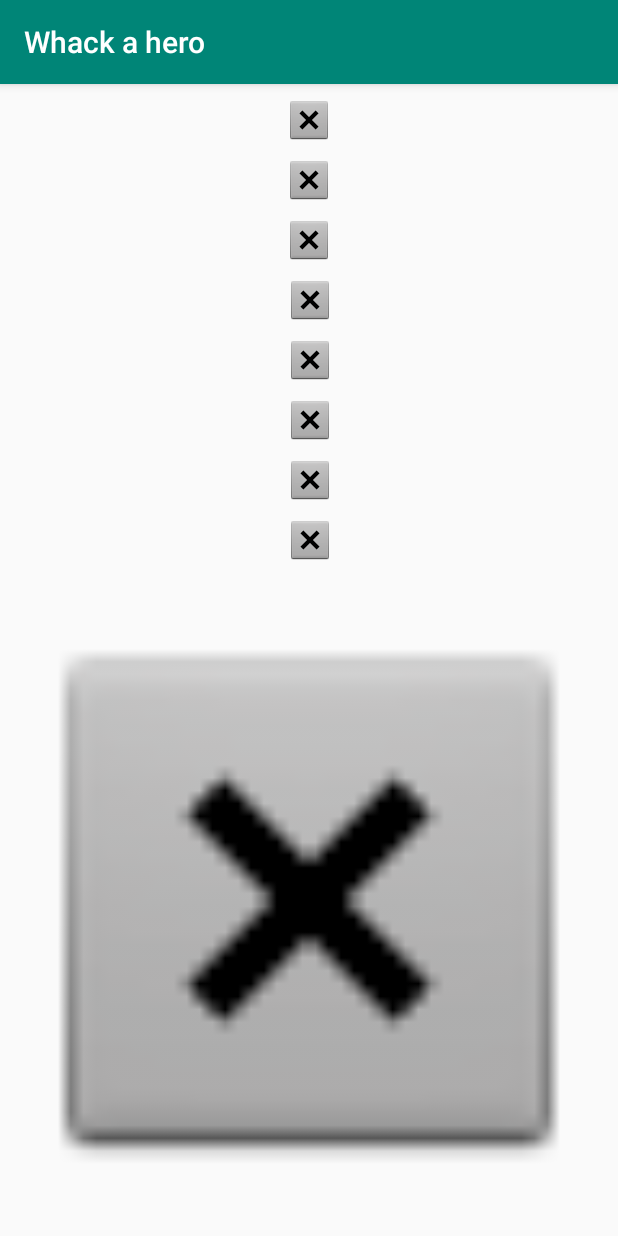
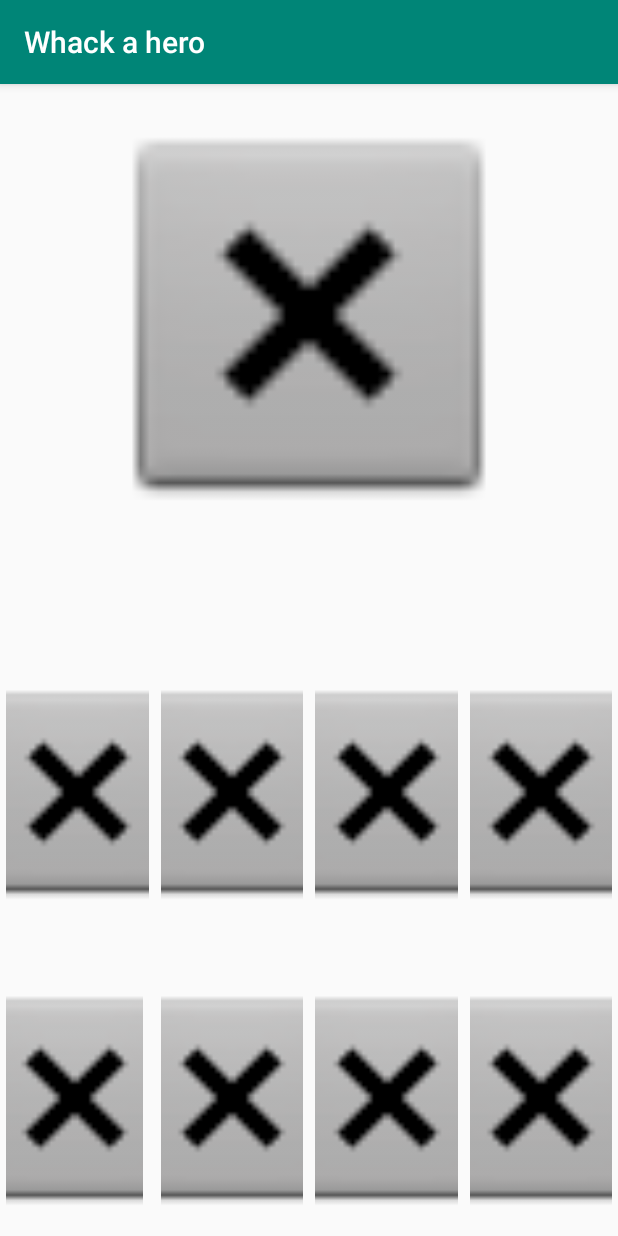
Before and after one commit to pandadod/Whack-a-hero, an Android app: the screen it shows after launch (MainActivity), on a phone screen of 412 x 824 dp. Run offline under Robolectric (Android 15) with nearby library versions, the phone set to English and light mode, and no system bars; our stand-ins replace Volley; network calls fail; pictures from the network do not load.

Commit message:
amelioration design

```diff
--- a/app/src/main/res/layout/activity_main.xml
+++ b/app/src/main/res/layout/activity_main.xml
@@ -8,109 +8,206 @@
 
     <ImageView
         android:id="@+id/iv1"
-        android:layout_width="wrap_content"
-        android:layout_height="wrap_content"
-        android:layout_marginTop="8dp"
-        app:layout_constraintEnd_toEndOf="parent"
+        android:layout_width="0dp"
+        android:layout_height="0dp"
+        android:layout_marginStart="4dp"
+        android:layout_marginLeft="4dp"
+        android:layout_marginTop="4dp"
+        android:layout_marginEnd="4dp"
+        android:layout_marginRight="4dp"
+        android:layout_marginBottom="32dp"
+        android:scaleType="centerCrop"
+        app:layout_constraintBottom_toTopOf="@+id/iv5"
+        app:layout_constraintEnd_toStartOf="@+id/guideline"
         app:layout_constraintStart_toStartOf="parent"
-        app:layout_constraintTop_toTopOf="parent"
+        app:layout_constraintTop_toTopOf="@+id/guideline5"
         app:srcCompat="@android:drawable/btn_dialog" />
 
     <ImageView
         android:id="@+id/iv2"
-        android:layout_width="wrap_content"
-        android:layout_height="wrap_content"
-        android:layout_marginTop="8dp"
+        android:layout_width="0dp"
+        android:layout_height="0dp"
+        android:layout_marginStart="4dp"
+        android:layout_marginLeft="4dp"
+        android:layout_marginTop="4dp"
+        android:layout_marginEnd="4dp"
+        android:layout_marginRight="4dp"
+        android:layout_marginBottom="32dp"
+        android:scaleType="centerCrop"
+        app:layout_constraintBottom_toTopOf="@+id/iv6"
+        app:layout_constraintEnd_toStartOf="@+id/guideline2"
+        app:layout_constraintStart_toStartOf="@+id/guideline"
+        app:layout_constraintTop_toTopOf="@+id/guideline5"
+        app:srcCompat="@android:drawable/btn_dialog" />
+
+    <ImageView
+        android:id="@+id/iv3"
+        android:layout_width="0dp"
+        android:layout_height="0dp"
+        android:layout_marginStart="4dp"
+        android:layout_marginLeft="4dp"
+        android:layout_marginTop="4dp"
+        android:layout_marginEnd="4dp"
+        android:layout_marginRight="4dp"
+        android:layout_marginBottom="32dp"
+        android:scaleType="centerCrop"
+        app:layout_constraintBottom_toTopOf="@+id/iv7"
+        app:layout_constraintEnd_toStartOf="@+id/guideline3"
+        app:layout_constraintStart_toStartOf="@+id/guideline2"
+        app:layout_constraintTop_toTopOf="@+id/guideline5"
+        app:srcCompat="@android:drawable/btn_dialog" />
+
+    <ImageView
+        android:id="@+id/iv4"
+        android:layout_width="0dp"
+        android:layout_height="0dp"
+        android:layout_marginStart="4dp"
+        android:layout_marginLeft="4dp"
+        android:layout_marginTop="4dp"
+        android:layout_marginEnd="4dp"
+        android:layout_marginRight="4dp"
+        android:layout_marginBottom="32dp"
+        android:scaleType="centerCrop"
+        app:layout_constraintBottom_toTopOf="@+id/iv8"
         app:layout_constraintEnd_toEndOf="parent"
+        app:layout_constraintStart_toStartOf="@+id/guideline3"
+        app:layout_constraintTop_toTopOf="@+id/guideline5"
+        app:srcCompat="@android:drawable/btn_dialog" />
+
+    <ImageView
+        android:id="@+id/iv5"
+        android:layout_width="0dp"
+        android:layout_height="0dp"
+        android:layout_marginStart="4dp"
+        android:layout_marginLeft="4dp"
+        android:layout_marginTop="4dp"
+        android:layout_marginEnd="8dp"
+        android:layout_marginRight="8dp"
+        android:layout_marginBottom="8dp"
+        android:scaleType="centerCrop"
+        app:layout_constraintBottom_toBottomOf="parent"
+        app:layout_constraintEnd_toStartOf="@+id/guideline"
         app:layout_constraintStart_toStartOf="parent"
         app:layout_constraintTop_toBottomOf="@+id/iv1"
         app:srcCompat="@android:drawable/btn_dialog" />
 
     <ImageView
-        android:id="@+id/iv3"
-        android:layout_width="wrap_content"
-        android:layout_height="wrap_content"
-        android:layout_marginTop="8dp"
-        app:layout_constraintEnd_toEndOf="parent"
-        app:layout_constraintStart_toStartOf="parent"
+        android:id="@+id/iv6"
+        android:layout_width="0dp"
+        android:layout_height="0dp"
+        android:layout_marginStart="4dp"
+        android:layout_marginLeft="4dp"
+        android:layout_marginTop="4dp"
+        android:layout_marginEnd="4dp"
+        android:layout_marginRight="4dp"
+        android:layout_marginBottom="8dp"
+        android:scaleType="centerCrop"
+        app:layout_constraintBottom_toBottomOf="parent"
+        app:layout_constraintEnd_toStartOf="@+id/guideline2"
+        app:layout_constraintHorizontal_bias="0.49"
+        app:layout_constraintStart_toStartOf="@+id/guideline"
         app:layout_constraintTop_toBottomOf="@+id/iv2"
         app:srcCompat="@android:drawable/btn_dialog" />
 
     <ImageView
-        android:id="@+id/iv4"
-        android:layout_width="wrap_content"
-        android:layout_height="wrap_content"
-        android:layout_marginTop="8dp"
-        app:layout_constraintEnd_toEndOf="parent"
-        app:layout_constraintHorizontal_bias="0.501"
-        app:layout_constraintStart_toStartOf="parent"
+        android:id="@+id/iv7"
+        android:layout_width="0dp"
+        android:layout_height="0dp"
+        android:layout_marginStart="4dp"
+        android:layout_marginLeft="4dp"
+        android:layout_marginTop="4dp"
+        android:layout_marginEnd="4dp"
+        android:layout_marginRight="4dp"
+        android:layout_marginBottom="8dp"
+        android:scaleType="centerCrop"
+        app:layout_constraintBottom_toBottomOf="parent"
+        app:layout_constraintEnd_toStartOf="@+id/guideline3"
+        app:layout_constraintStart_toStartOf="@+id/guideline2"
         app:layout_constraintTop_toBottomOf="@+id/iv3"
         app:srcCompat="@android:drawable/btn_dialog" />
 
     <ImageView
-        android:id="@+id/iv5"
-        android:layout_width="wrap_content"
-        android:layout_height="wrap_content"
-        android:layout_marginTop="8dp"
+        android:id="@+id/iv8"
+        android:layout_width="0dp"
+        android:layout_height="0dp"
+        android:layout_marginStart="4dp"
+        android:layout_marginLeft="4dp"
+        android:layout_marginTop="4dp"
+        android:layout_marginEnd="4dp"
+        android:layout_marginRight="4dp"
+        android:layout_marginBottom="8dp"
+        android:scaleType="centerCrop"
+        app:layout_constraintBottom_toBottomOf="parent"
         app:layout_constraintEnd_toEndOf="parent"
-        app:layout_constraintHorizontal_bias="0.501"
-        app:layout_constraintStart_toStartOf="parent"
+        app:layout_constraintStart_toStartOf="@+id/guideline3"
         app:layout_constraintTop_toBottomOf="@+id/iv4"
-        app:srcCompat="@android:drawable/btn_dialog" />
-
-    <ImageView
-        android:id="@+id/iv6"
-        android:layout_width="wrap_content"
-        android:layout_height="wrap_content"
-        android:layout_marginTop="8dp"
-        app:layout_constraintEnd_toEndOf="parent"
-        app:layout_constraintHorizontal_bias="0.501"
-        app:layout_constraintStart_toStartOf="parent"
-        app:layout_constraintTop_toBottomOf="@+id/iv5"
-        app:srcCompat="@android:drawable/btn_dialog" />
-
-    <ImageView
-        android:id="@+id/iv7"
-        android:layout_width="wrap_content"
-        android:layout_height="wrap_content"
-        android:layout_marginTop="8dp"
-        app:layout_constraintEnd_toEndOf="parent"
-        app:layout_constraintHorizontal_bias="0.501"
-        app:layout_constraintStart_toStartOf="parent"
-        app:layout_constraintTop_toBottomOf="@+id/iv6"
-        app:srcCompat="@android:drawable/btn_dialog" />
-
-    <ImageView
-        android:id="@+id/iv8"
-        android:layout_width="wrap_content"
-        android:layout_height="wrap_content"
-        android:layout_marginTop="8dp"
-        app:layout_constraintEnd_toEndOf="parent"
-        app:layout_constraintHorizontal_bias="0.501"
-        app:layout_constraintStart_toStartOf="parent"
-        app:layout_constraintTop_toBottomOf="@+id/iv7"
         app:srcCompat="@android:drawable/btn_dialog" />
 
     <ImageView
         android:id="@+id/ivAnswer"
         android:layout_width="0dp"
         android:layout_height="0dp"
+        android:layout_marginStart="8dp"
+        android:layout_marginLeft="8dp"
         android:layout_marginTop="8dp"
+        android:layout_marginEnd="8dp"
+        android:layout_marginRight="8dp"
         android:layout_marginBottom="8dp"
-        app:layout_constraintBottom_toBottomOf="parent"
+        app:layout_constraintBottom_toTopOf="@+id/guideline4"
         app:layout_constraintEnd_toEndOf="parent"
         app:layout_constraintStart_toStartOf="parent"
-        app:layout_constraintTop_toBottomOf="@+id/iv8"
+        app:layout_constraintTop_toTopOf="parent"
         app:srcCompat="@android:drawable/btn_dialog" />
 
     <TextView
         android:id="@+id/tvScore"
         android:layout_width="wrap_content"
         android:layout_height="wrap_content"
-        android:layout_marginTop="28dp"
-        android:layout_marginEnd="52dp"
-        android:layout_marginRight="52dp"
+        android:layout_marginStart="8dp"
+        android:layout_marginLeft="8dp"
+        android:layout_marginTop="8dp"
+        android:layout_marginEnd="8dp"
+        android:layout_marginRight="8dp"
+        android:textSize="36sp"
+        android:textStyle="bold"
         app:layout_constraintEnd_toEndOf="parent"
-        app:layout_constraintTop_toTopOf="parent" />
+        app:layout_constraintStart_toStartOf="parent"
+        app:layout_constraintTop_toTopOf="@+id/guideline4"
+        tools:text="SCORE" />
+
+    <android.support.constraint.Guideline
+        android:id="@+id/guideline"
+        android:layout_width="wrap_content"
+        android:layout_height="wrap_content"
+        android:orientation="vertical"
+        app:layout_constraintGuide_percent="0.25" />
+
+    <android.support.constraint.Guideline
+        android:id="@+id/guideline2"
+        android:layout_width="wrap_content"
+        android:layout_height="wrap_content"
+        android:orientation="vertical"
+        app:layout_constraintGuide_percent="0.5" />
+
+    <android.support.constraint.Guideline
+        android:id="@+id/guideline3"
+        android:layout_width="wrap_content"
+        android:layout_height="wrap_content"
+        android:orientation="vertical"
+        app:layout_constraintGuide_percent="0.75" />
+
+    <android.support.constraint.Guideline
+        android:id="@+id/guideline4"
+        android:layout_width="wrap_content"
+        android:layout_height="wrap_content"
+        android:orientation="horizontal"
+        app:layout_constraintGuide_percent="0.4" />
+
+    <android.support.constraint.Guideline
+        android:id="@+id/guideline5"
+        android:layout_width="wrap_content"
+        android:layout_height="wrap_content"
+        android:orientation="horizontal"
+        app:layout_constraintGuide_percent="0.5" />
 
 </android.support.constraint.ConstraintLayout>
```
